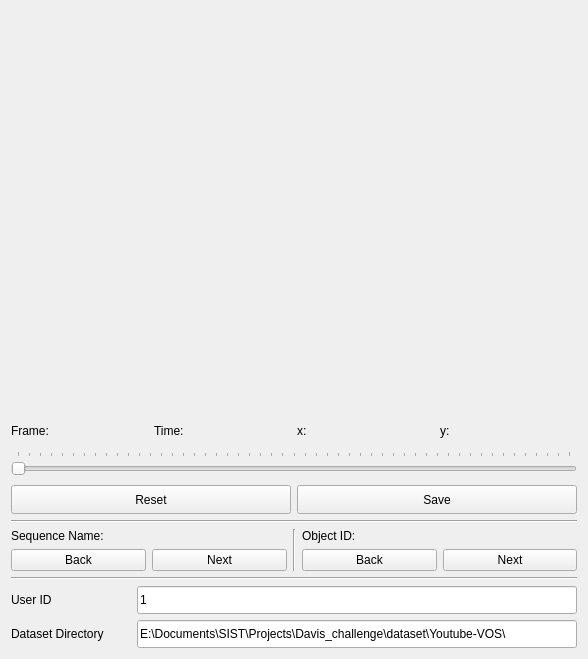
ShenhanQian/inital-scribble-collector, file scribble_collector_UI.ui: the form before one commit.
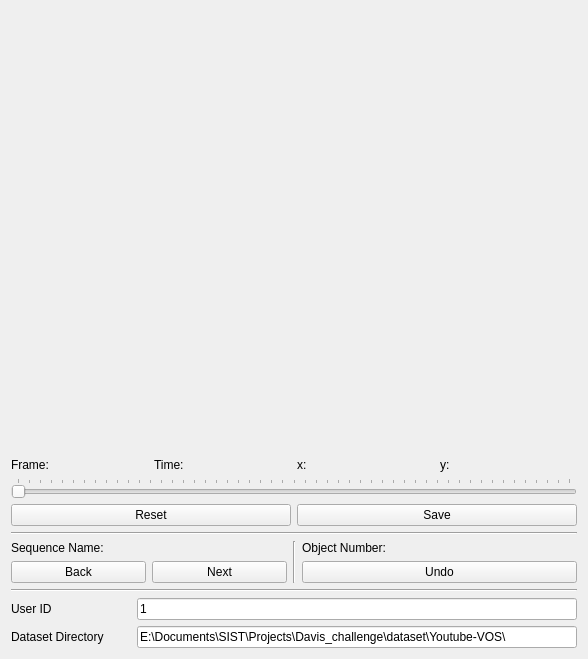
The form after the commit.

Commit message: - Modify interface to allow user labeling differents objects in one scene. - Formatted Json file writing completed.

Patch:
```diff
--- a/scribble_collector_UI.ui
+++ b/scribble_collector_UI.ui
@@ -25,7 +25,7 @@
      <item>
       <widget class="QLabel" name="canvas">
        <property name="sizePolicy">
-        <sizepolicy hsizetype="Preferred" vsizetype="Fixed">
+        <sizepolicy hsizetype="Preferred" vsizetype="MinimumExpanding">
          <horstretch>0</horstretch>
          <verstretch>0</verstretch>
         </sizepolicy>
@@ -33,12 +33,15 @@
        <property name="minimumSize">
         <size>
          <width>0</width>
-         <height>400</height>
+         <height>0</height>
         </size>
        </property>
        <property name="text">
         <string/>
        </property>
+       <property name="alignment">
+        <set>Qt::AlignLeading|Qt::AlignLeft|Qt::AlignTop</set>
+       </property>
       </widget>
      </item>
      <item>
@@ -204,7 +207,7 @@
            <item>
             <widget class="QLabel" name="label_obj">
              <property name="text">
-              <string>Object ID: </string>
+              <string>Object Number:  </string>
              </property>
             </widget>
            </item>
@@ -213,14 +216,7 @@
              <item>
               <widget class="QPushButton" name="pushButton_obj_back">
                <property name="text">
-                <string>Back</string>
-               </property>
-              </widget>
-             </item>
-             <item>
-              <widget class="QPushButton" name="pushButton_obj_next">
-               <property name="text">
-                <string>Next</string>
+                <string>Undo</string>
                </property>
               </widget>
              </item>
```
Left out of the diff: 2 changed lines with no effect on the pictures. The commit also changes 1 other file.
